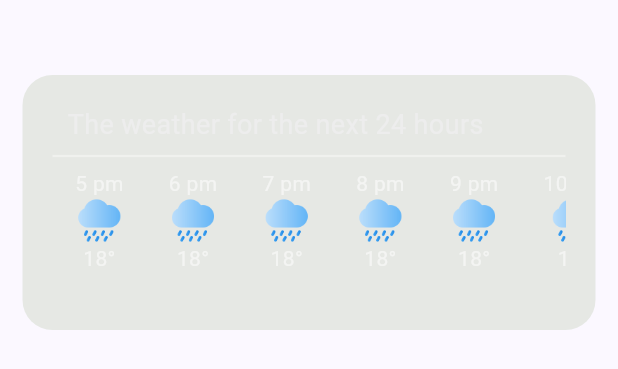
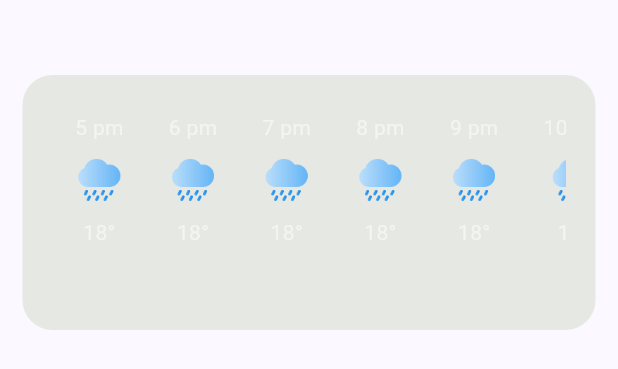
Before and after one commit to WeatherProjectInFlutter/WeatherApp, a Flutter app: the TodayWeatherWindow widget shown alone on an empty page, opened directly, on a phone screen of 412 x 824 dp. Shown: the top 369 px of the screen. Run offline on Flutter 3.47's test engine with Material 3 defaults, Android fonts, the phone set to English and light mode, and no system bars; network calls fail.

```diff
--- a/local_weather_app/lib/main.dart
+++ b/local_weather_app/lib/main.dart
@@ -100,7 +100,7 @@ class TodayWeatherWindow extends StatelessWidget {
   Widget build(BuildContext context) {
     return Container(
       margin: const EdgeInsets.fromLTRB(15, 50, 15, 0), // Adds margin outside the container
-      padding: const EdgeInsets.all(20), // Adds padding inside the container
+      padding: const EdgeInsets.fromLTRB(20,10,20,10), // Adds padding inside the container
       height: 170, // Fixed height for the container
       decoration: BoxDecoration(
         // Adds a background color and rounded corners to the container
@@ -110,27 +110,6 @@ class TodayWeatherWindow extends StatelessWidget {
       child: Column(
         crossAxisAlignment: CrossAxisAlignment.start, // Aligns children to the start horizontally
         children: [
-          // Header for the weather section
-          const Padding(
-            padding: EdgeInsets.fromLTRB(10.0, 0, 0, 0), // Adds padding to the left
-            child: Row(
-              children: [
-                Text(
-                  "The weather for the next 24 hours", // Header text
-                  style: TextStyle(
-                    fontSize: 18,
-                    color: Color.fromARGB(255, 237, 237, 237), // Light gray color
-                  ),
-                )
-              ],
-            ),
-          ),
-          const Divider(
-            // A horizontal line to separate the header from the content
-            color: Colors.white38,
-            thickness: 1.5,
-          ),
-
           // The scrollable weather forecast row
           Expanded(
             child: SingleChildScrollView(
@@ -138,7 +117,7 @@ class TodayWeatherWindow extends StatelessWidget {
               child: Row(
                 // Generate multiple weather columns dynamically
                 children: List.generate(10,(index) => Padding(   // Number of weather columns (10 in this example)
-                    padding: const EdgeInsets.symmetric(horizontal: 15.0), // Space between columns
+                    padding: const EdgeInsets.fromLTRB(15,15,15,15), // Space between columns
                     child: Column(
                       children: [
                         // Displays the hour dynamically based on the index
@@ -147,12 +126,14 @@ class TodayWeatherWindow extends StatelessWidget {
                           style: const TextStyle(color: Colors.white54), // Light gray text
                         ),
                         // Displays an icon for the weather
+                        const Padding(padding: EdgeInsets.fromLTRB(0, 10,0,0)), //padding between the elements in the columns
                         const Image(
                           image: AssetImage("Materials/heavy-rain.png"), // Weather icon image
                           width: 30,
                           height: 30,
                         ),
                         // Displays the temperature
+                        const Padding(padding: EdgeInsets.fromLTRB(0, 10,0,0)),
                         const Text(
                           "18°", // Example temperature
                           style: TextStyle(color: Colors.white54), // Light gray text
--- a/local_weather_app/pubspec.yaml
+++ b/local_weather_app/pubspec.yaml
@@ -69,9 +69,11 @@ flutter:
     - Materials/windy.png
     - Materials/tide.png
     - Materials/heavy-rain.png
-    - Materials/cloudy.png
+    - Materials/heavycloud.png
     - Materials/snowy.png
-    - Materials/thunder.png
+    - Materials/thunder-96.png
+    - Materials/fog.png
+
 
   #   - images/a_dot_ham.jpeg
 
```
Also changed, not shown: local_weather_app/lib/CurrentWeatherUI.dart (+11 -4 lines), local_weather_app/Materials/fog.png (added).
